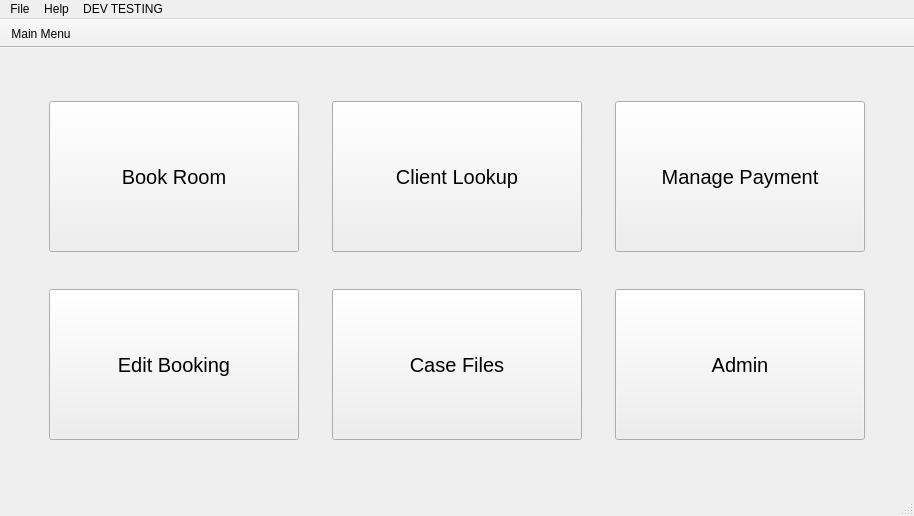
First picture: the form in ArcApp/mainwindow.ui, repository Arc-Project/Arc, before the edit.
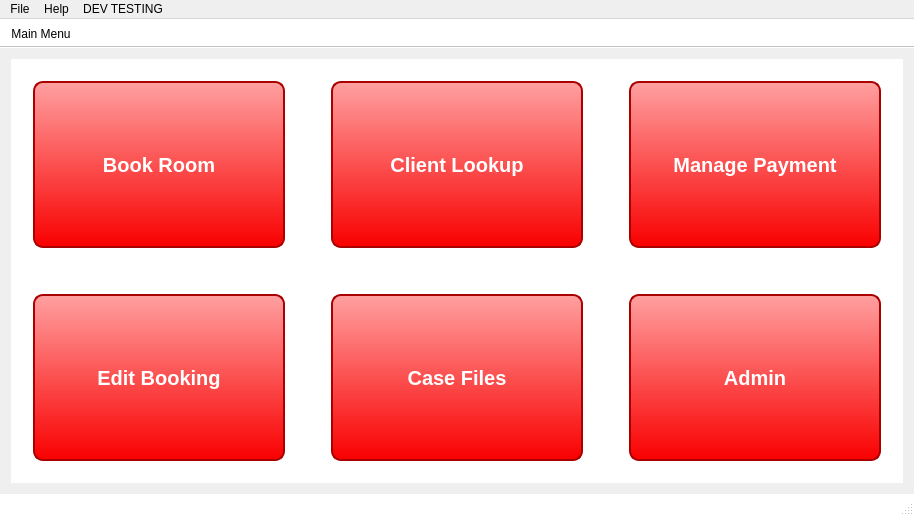
Second picture: the form after the edit. The open tabs and pages were chosen to show the change.

Commit message: styled login, dashboard, buttons

Diff of the .ui file:
```diff
--- a/ArcApp/mainwindow.ui
+++ b/ArcApp/mainwindow.ui
@@ -11,7 +11,47 @@
    </rect>
   </property>
   <property name="windowTitle">
-   <string>MainWindow</string>
+   <string>ARC Management</string>
+  </property>
+  <property name="styleSheet">
+   <string notr="true">QAction, QToolBar, QStackedWidget, QStatusBar{
+	background-color: white;
+}
+
+QPushButton {
+	color: white;
+	background-color: #f90000;
+}
+
+QPushButton:pressed {
+	background-color: #d80101;
+}
+
+QPushButton:hover {
+	background-color: #ff2626;
+}
+
+QWidget#wdg_mainScreen QPushButton{
+	border: 2px solid #ab0000;
+	background-color: qlineargradient(x1: 0, y1: 0, x2: 0, y2: 1, stop: 0 #ffa0a0, stop: 1 #f90000);
+}
+
+QWidget#wdg_mainScreen QPushButton:hover {
+	background-color: qlineargradient(x1: 0, y1: 0, x2: 0, y2: 1, stop: 0 #ff9090, stop: 1 #f80000);
+}
+
+QWidget#wdg_mainScreen QPushButton:pressed{
+	background-color: qlineargradient(x1: 0, y1: 0, x2: 0, y2: 1, stop: 0 #f90000, stop: 1 #ffa0a0);
+}
+
+QWidget#wdg_mainScreen QPushButton {
+		border-radius: 10px;
+}
+
+
+
+
+</string>
   </property>
   <widget class="QWidget" name="centralWidget">
    <layout class="QGridLayout" name="gridLayout_6">
@@ -23,108 +63,121 @@
       <widget class="QWidget" name="mainMenu">
        <layout class="QGridLayout" name="gridLayout_5">
         <item row="0" column="0">
-         <widget class="QPushButton" name="bookButton">
-          <property name="sizePolicy">
-           <sizepolicy hsizetype="Minimum" vsizetype="Fixed">
-            <horstretch>0</horstretch>
-            <verstretch>0</verstretch>
-           </sizepolicy>
-          </property>
-          <property name="minimumSize">
-           <size>
-            <width>250</width>
-            <height>151</height>
-           </size>
-          </property>
-          <property name="maximumSize">
-           <size>
-            <width>250</width>
-            <height>151</height>
-           </size>
-          </property>
-          <property name="font">
-           <font>
-            <pointsize>15</pointsize>
-           </font>
-          </property>
-          <property name="text">
-           <string>Book Room</string>
-          </property>
-         </widget>
-        </item>
+         <widget class="QWidget" name="wdg_mainScreen" native="true">
+          <layout class="QGridLayout" name="gridLayout_8">
         <item row="0" column="1">
-         <widget class="QPushButton" name="clientButton">
-          <property name="minimumSize">
+            <spacer name="horizontalSpacer">
+             <property name="orientation">
+              <enum>Qt::Horizontal</enum>
+             </property>
+             <property name="sizeType">
+              <enum>QSizePolicy::Fixed</enum>
+             </property>
+             <property name="sizeHint" stdset="0">
            <size>
-            <width>250</width>
-            <height>151</height>
-           </size>
-          </property>
-          <property name="maximumSize">
+               <width>40</width>
+               <height>20</height>
+              </size>
+             </property>
+            </spacer>
+           </item>
+           <item row="2" column="3">
+            <spacer name="horizontalSpacer_5">
+             <property name="orientation">
+              <enum>Qt::Horizontal</enum>
+             </property>
+             <property name="sizeType">
+              <enum>QSizePolicy::Fixed</enum>
+             </property>
+             <property name="sizeHint" stdset="0">
            <size>
-            <width>250</width>
-            <height>151</height>
-           </size>
-          </property>
-          <property name="font">
-           <font>
-            <pointsize>15</pointsize>
-           </font>
-          </property>
-          <property name="text">
-           <string>Client Lookup</string>
-          </property>
-         </widget>
-        </item>
-        <item row="0" column="2">
-         <widget class="QPushButton" name="paymentButton">
-          <property name="minimumSize">
+               <width>40</width>
+               <height>20</height>
+              </size>
+             </property>
+            </spacer>
+           </item>
+           <item row="2" column="1">
+            <spacer name="horizontalSpacer_4">
+             <property name="orientation">
+              <enum>Qt::Horizontal</enum>
+             </property>
+             <property name="sizeType">
+              <enum>QSizePolicy::Fixed</enum>
+             </property>
+             <property name="sizeHint" stdset="0">
+              <size>
+               <width>40</width>
+               <height>20</height>
+              </size>
+             </property>
+            </spacer>
+           </item>
+           <item row="0" column="3">
+            <spacer name="horizontalSpacer_3">
+             <property name="orientation">
+              <enum>Qt::Horizontal</enum>
+             </property>
+             <property name="sizeType">
+              <enum>QSizePolicy::Fixed</enum>
+             </property>
+             <property name="sizeHint" stdset="0">
            <size>
-            <width>250</width>
-            <height>151</height>
-           </size>
-          </property>
-          <property name="maximumSize">
+               <width>40</width>
+               <height>20</height>
+              </size>
+             </property>
+            </spacer>
+           </item>
+           <item row="1" column="4">
+            <spacer name="verticalSpacer_3">
+             <property name="orientation">
+              <enum>Qt::Vertical</enum>
+             </property>
+             <property name="sizeType">
+              <enum>QSizePolicy::Fixed</enum>
+             </property>
+             <property name="sizeHint" stdset="0">
            <size>
-            <width>250</width>
-            <height>151</height>
-           </size>
-          </property>
-          <property name="font">
-           <font>
-            <pointsize>15</pointsize>
-           </font>
-          </property>
-          <property name="text">
-           <string>Manage Payment</string>
-          </property>
-         </widget>
+               <width>20</width>
+               <height>40</height>
+              </size>
+             </property>
+            </spacer>
+           </item>
+           <item row="1" column="2">
+            <spacer name="verticalSpacer_2">
+             <property name="orientation">
+              <enum>Qt::Vertical</enum>
+             </property>
+             <property name="sizeType">
+              <enum>QSizePolicy::Fixed</enum>
+             </property>
+             <property name="sizeHint" stdset="0">
+              <size>
+               <width>20</width>
+               <height>40</height>
+              </size>
+             </property>
+            </spacer>
         </item>
         <item row="1" column="0">
-         <widget class="QPushButton" name="editbookButton">
-          <property name="minimumSize">
-           <size>
-            <width>250</width>
-            <height>151</height>
-           </size>
-          </property>
-          <property name="maximumSize">
+            <spacer name="verticalSpacer">
+             <property name="orientation">
+              <enum>Qt::Vertical</enum>
+             </property>
+             <property name="sizeType">
+              <enum>QSizePolicy::Fixed</enum>
+             </property>
+             <property name="sizeHint" stdset="0">
            <size>
-            <width>250</width>
-            <height>151</height>
-           </size>
-          </property>
-          <property name="font">
-           <font>
-            <pointsize>15</pointsize>
-           </font>
-          </property>
-          <property name="text">
-           <string>Edit Booking</string>
-          </property>
-         </widget>
-        </item>
-        <item row="1" column="1">
+               <width>20</width>
+               <height>40</height>
+              </size>
+             </property>
+            </spacer>
+           </item>
+           <item row="2" column="2">
          <widget class="QPushButton" name="caseButton">
           <property name="minimumSize">
            <size>
@@ -134,13 +187,15 @@
           </property>
           <property name="maximumSize">
            <size>
-            <width>250</width>
-            <height>151</height>
+               <width>500</width>
+               <height>302</height>
            </size>
           </property>
           <property name="font">
            <font>
             <pointsize>15</pointsize>
+               <weight>75</weight>
+               <bold>true</bold>
            </font>
           </property>
           <property name="text">
@@ -148,7 +203,7 @@
           </property>
          </widget>
         </item>
-        <item row="1" column="2">
+           <item row="2" column="4">
          <widget class="QPushButton" name="adminButton">
           <property name="minimumSize">
            <size>
@@ -158,13 +213,15 @@
           </property>
           <property name="maximumSize">
            <size>
-            <width>250</width>
-            <height>151</height>
+               <width>500</width>
+               <height>302</height>
            </size>
           </property>
           <property name="font">
            <font>
             <pointsize>15</pointsize>
+               <weight>75</weight>
+               <bold>true</bold>
            </font>
           </property>
           <property name="text">
@@ -172,13 +229,120 @@
           </property>
          </widget>
         </item>
-       </layout>
-       <zorder>bookButton</zorder>
-       <zorder>caseButton</zorder>
-       <zorder>editbookButton</zorder>
-       <zorder>clientButton</zorder>
-       <zorder>paymentButton</zorder>
-       <zorder>adminButton</zorder>
+           <item row="2" column="0">
+            <widget class="QPushButton" name="editbookButton">
+             <property name="minimumSize">
+              <size>
+               <width>250</width>
+               <height>151</height>
+              </size>
+             </property>
+             <property name="maximumSize">
+              <size>
+               <width>500</width>
+               <height>302</height>
+              </size>
+             </property>
+             <property name="font">
+              <font>
+               <pointsize>15</pointsize>
+               <weight>75</weight>
+               <bold>true</bold>
+              </font>
+             </property>
+             <property name="text">
+              <string>Edit Booking</string>
+             </property>
+            </widget>
+           </item>
+           <item row="0" column="2">
+            <widget class="QPushButton" name="clientButton">
+             <property name="minimumSize">
+              <size>
+               <width>250</width>
+               <height>151</height>
+              </size>
+             </property>
+             <property name="maximumSize">
+              <size>
+               <width>500</width>
+               <height>302</height>
+              </size>
+             </property>
+             <property name="font">
+              <font>
+               <pointsize>15</pointsize>
+               <weight>75</weight>
+               <bold>true</bold>
+              </font>
+             </property>
+             <property name="text">
+              <string>Client Lookup</string>
+             </property>
+            </widget>
+           </item>
+           <item row="0" column="4">
+            <widget class="QPushButton" name="paymentButton">
+             <property name="minimumSize">
+              <size>
+               <width>250</width>
+               <height>151</height>
+              </size>
+             </property>
+             <property name="maximumSize">
+              <size>
+               <width>500</width>
+               <height>302</height>
+              </size>
+             </property>
+             <property name="font">
+              <font>
+               <pointsize>15</pointsize>
+               <weight>75</weight>
+               <bold>true</bold>
+              </font>
+             </property>
+             <property name="text">
+              <string>Manage Payment</string>
+             </property>
+            </widget>
+           </item>
+           <item row="0" column="0">
+            <widget class="QPushButton" name="bookButton">
+             <property name="sizePolicy">
+              <sizepolicy hsizetype="Minimum" vsizetype="Fixed">
+               <horstretch>0</horstretch>
+               <verstretch>0</verstretch>
+              </sizepolicy>
+             </property>
+             <property name="minimumSize">
+              <size>
+               <width>250</width>
+               <height>151</height>
+              </size>
+             </property>
+             <property name="maximumSize">
+              <size>
+               <width>500</width>
+               <height>302</height>
+              </size>
+             </property>
+             <property name="font">
+              <font>
+               <pointsize>15</pointsize>
+               <weight>75</weight>
+               <bold>true</bold>
+              </font>
+             </property>
+             <property name="text">
+              <string>Book Room</string>
+             </property>
+            </widget>
+           </item>
+          </layout>
+         </widget>
+        </item>
+       </layout>
       </widget>
       <widget class="QWidget" name="clientLookup">
        <layout class="QGridLayout" name="gridLayout_7">
```
Left out of the diff: 27 changed lines with no effect on the pictures. Lines whose indentation alone changed are shown as unchanged. The commit also changes 58 other files.
